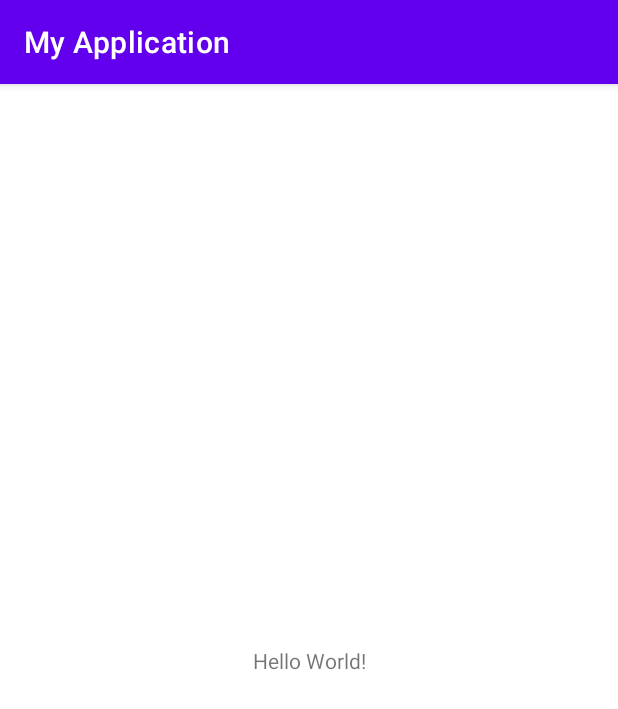
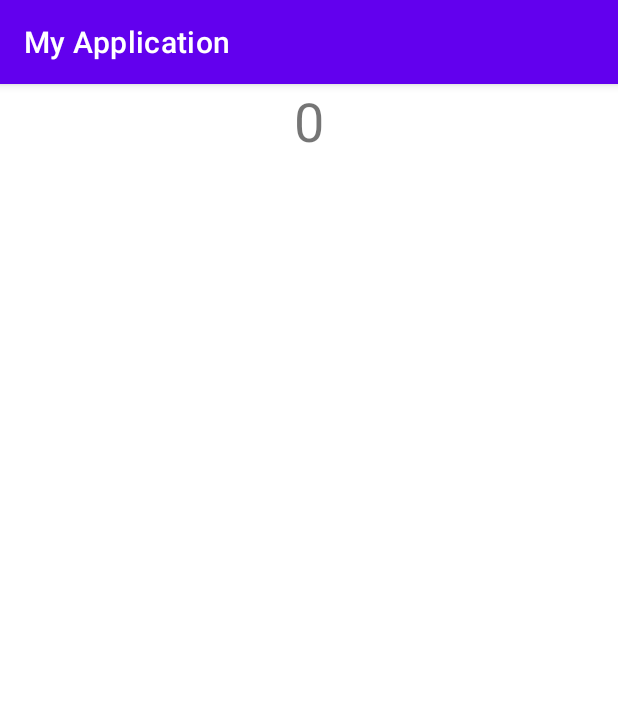
Before and after one commit to ivanmttc/andriod20230322, an Android app: the screen it shows after launch (MainActivity), on a phone screen of 412 x 824 dp. Shown: the top 709 px of the screen. Run offline under Robolectric (Android 15) with nearby library versions, the phone set to English and light mode, and no system bars.

Commit message:
second upload

```diff
--- a/app/src/main/java/com/example/myapplication/MainActivity.kt
+++ b/app/src/main/java/com/example/myapplication/MainActivity.kt
@@ -2,10 +2,15 @@ package com.example.myapplication
 
 import androidx.appcompat.app.AppCompatActivity
 import android.os.Bundle
+import android.widget.TextView
 
 class MainActivity : AppCompatActivity() {
     override fun onCreate(savedInstanceState: Bundle?) {
         super.onCreate(savedInstanceState)
         setContentView(R.layout.activity_main)
+        var txv: TextView =
+            findViewById(R.id.txv)
+
+        txv.text = "0"
     }
 }
--- a/app/src/main/res/layout/activity_main.xml
+++ b/app/src/main/res/layout/activity_main.xml
@@ -1,18 +1,19 @@
 <?xml version="1.0" encoding="utf-8"?>
-<androidx.constraintlayout.widget.ConstraintLayout xmlns:android="http://schemas.android.com/apk/res/android"
+<LinearLayout xmlns:android="http://schemas.android.com/apk/res/android"
     xmlns:app="http://schemas.android.com/apk/res-auto"
     xmlns:tools="http://schemas.android.com/tools"
     android:layout_width="match_parent"
     android:layout_height="match_parent"
-    tools:context=".MainActivity">
+    tools:context=".MainActivity"
+    android:orientation="vertical">
 
     <TextView
-        android:layout_width="wrap_content"
+        android:id="@+id/txv"
+        android:layout_width="match_parent"
         android:layout_height="wrap_content"
-        android:text="Hello World!"
-        app:layout_constraintBottom_toBottomOf="parent"
-        app:layout_constraintEnd_toEndOf="parent"
-        app:layout_constraintStart_toStartOf="parent"
-        app:layout_constraintTop_toTopOf="parent" />
+        android:gravity="center"
+        android:text="計時器"
+        android:textSize="36sp"/>
 
-</androidx.constraintlayout.widget.ConstraintLayout>
+
+</LinearLayout>
```
